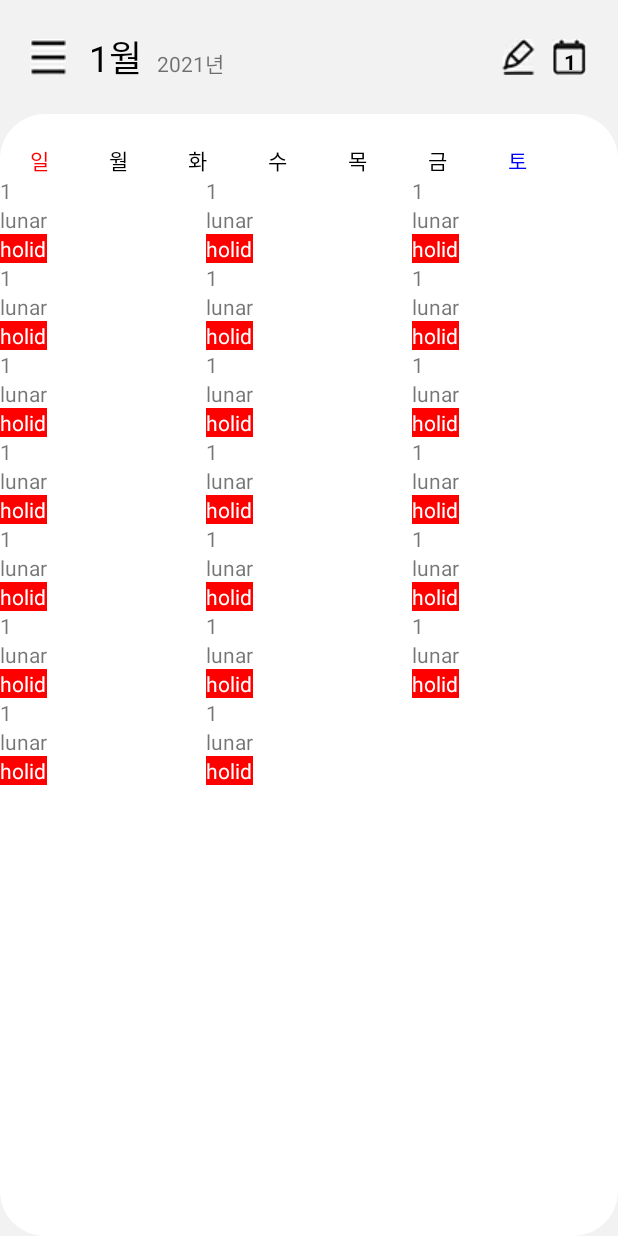
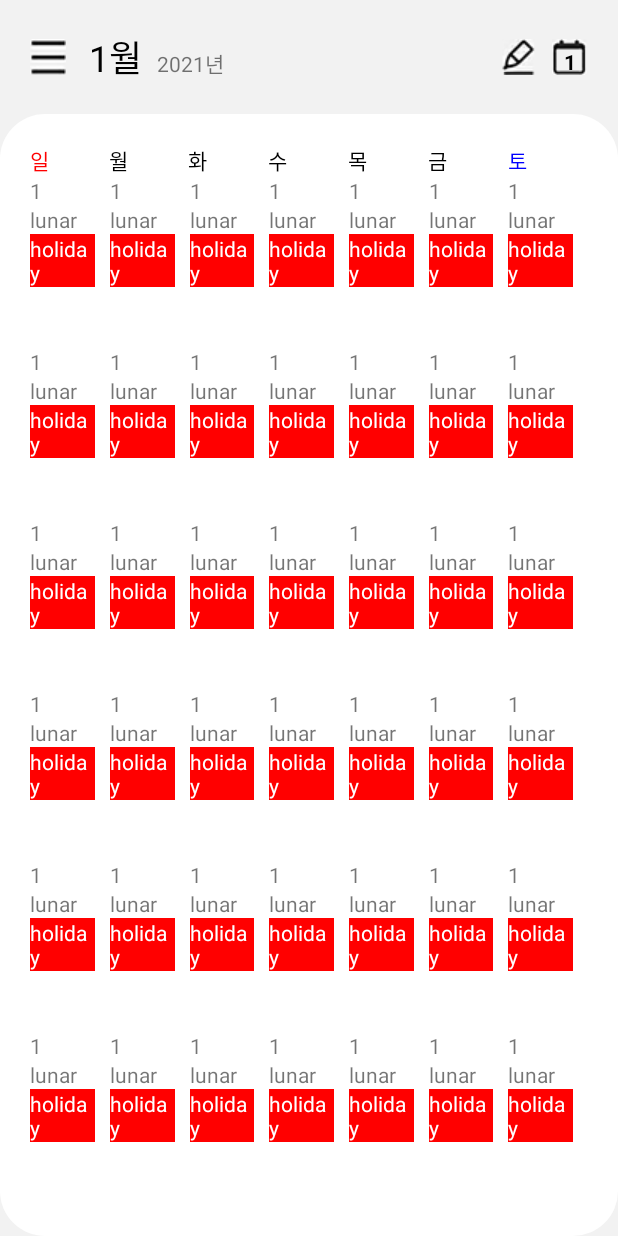
Before and after one commit to JGeun/Android_BasicCalenderApp, an Android app: the screen it shows after launch (MainActivity), on a phone screen of 412 x 824 dp. Run offline under Robolectric (Android 15) with nearby library versions, the phone set to English and light mode, and no system bars.

Commit message:
check green border

```diff
--- a/BasicCalendarApp/app/src/main/java/com/example/basiccalendarapp/MainActivity.java
+++ b/BasicCalendarApp/app/src/main/java/com/example/basiccalendarapp/MainActivity.java
@@ -19,9 +19,9 @@ public class MainActivity extends AppCompatActivity {
         setContentView(R.layout.activity_main);
 
         RecyclerView calendarDayView = findViewById(R.id.main_rv_calendarDay);
-        int mNoOfColumns = Utility.calculateNoOfColumns(getApplicationContext(), 150);
+        int mNoOfColumns = Utility.calculateNoOfColumns(getApplicationContext(), 60);
         calendarDayView.setLayoutManager(new GridLayoutManager(this, mNoOfColumns));
-        CalendarAdapter calendarAdapter = new CalendarAdapter();
+        CalendarAdapter calendarAdapter = new CalendarAdapter(this);
         calendarDayView.setAdapter(calendarAdapter);
     }
 }
--- a/BasicCalendarApp/app/src/main/java/com/example/basiccalendarapp/recyclerview/CalendarAdapter.java
+++ b/BasicCalendarApp/app/src/main/java/com/example/basiccalendarapp/recyclerview/CalendarAdapter.java
@@ -1,23 +1,29 @@
 package com.example.basiccalendarapp.recyclerview;
 
+import android.content.Context;
+import android.util.Log;
 import android.view.LayoutInflater;
 import android.view.View;
 import android.view.ViewGroup;
+import android.widget.LinearLayout;
 
 import androidx.annotation.NonNull;
+import androidx.core.content.res.ResourcesCompat;
 import androidx.recyclerview.widget.RecyclerView;
 
 import com.example.basiccalendarapp.R;
 
 public class CalendarAdapter extends RecyclerView.Adapter<CalendarAdapter.ViewHolder> {
-    public CalendarAdapter(){
-
+    private Context context;
+    private int checkIndex = -1;
+    public CalendarAdapter(Context context){
+        this.context = context;
     }
     public class ViewHolder extends RecyclerView.ViewHolder{
-
+        private LinearLayout calendarBlock;
         public ViewHolder(View itemView) {
             super(itemView);
-
+            calendarBlock = itemView.findViewById(R.id.item_ll_calendar_block);
 
         }
     }
@@ -26,17 +32,31 @@ public class CalendarAdapter extends RecyclerView.Adapter<CalendarAdapter.ViewHo
     @Override
     public ViewHolder onCreateViewHolder(@NonNull ViewGroup parent, int viewType) {
         View itemView = LayoutInflater.from(parent.getContext()).inflate(R.layout.item_calendar_day, parent, false);
+        int height = parent.getMeasuredHeight()/6;
+        itemView.setMinimumHeight(height);
         return new ViewHolder(itemView);
     }
 
     @Override
     public void onBindViewHolder(@NonNull ViewHolder holder, int position) {
+        holder.calendarBlock.setOnClickListener(new View.OnClickListener(){
+            @Override
+            public void onClick(View v) {
+                checkIndex = position;
+                notifyDataSetChanged();
+            }
+        });
 
+        if(checkIndex == position){
+            holder.calendarBlock.setBackground(ResourcesCompat.getDrawable(context.getResources(), R.drawable.item_calendar_day_click_after, null));
+        }else{
+            holder.calendarBlock.setBackground(ResourcesCompat.getDrawable(context.getResources(), R.drawable.item_calendar_day_click_before, null));
+        }
     }
 
     @Override
     public int getItemCount() {
-        return 20;
+        return 42;
     }
 
 
--- /dev/null
+++ b/BasicCalendarApp/app/src/main/java/com/example/basiccalendarapp/recyclerview/CalenderDayItem.java
@@ -0,0 +1,31 @@
+package com.example.basiccalendarapp.recyclerview;
+
+public class CalenderDayItem {
+    private int day;
+    private boolean isHoliday;
+    private String holidayName;
+
+    public int getDay() {
+        return day;
+    }
+
+    public void setDay(int day) {
+        this.day = day;
+    }
+
+    public boolean isHoliday() {
+        return isHoliday;
+    }
+
+    public void setHoliday(boolean holiday) {
+        isHoliday = holiday;
+    }
+
+    public String getHolidayName() {
+        return holidayName;
+    }
+
+    public void setHolidayName(String holidayName) {
+        this.holidayName = holidayName;
+    }
+}
--- /dev/null
+++ b/BasicCalendarApp/app/src/main/res/drawable-v24/item_calendar_day_click_after.xml
@@ -0,0 +1,9 @@
+<?xml version="1.0" encoding="utf-8"?>
+<shape xmlns:android="http://schemas.android.com/apk/res/android"
+    android:shape="rectangle">
+    <corners android:radius="10dp" />
+    <stroke
+        android:width="1dp"
+        android:color="@color/green" />
+    <solid android:color="@color/white" />
+</shape>
--- /dev/null
+++ b/BasicCalendarApp/app/src/main/res/drawable/item_calendar_day_click_before.xml
@@ -0,0 +1,9 @@
+<?xml version="1.0" encoding="utf-8"?>
+<shape xmlns:android="http://schemas.android.com/apk/res/android"
+    android:shape="rectangle">
+    <corners android:radius="30dp" />
+    <stroke
+        android:width="1dp"
+        android:color="@color/white" />
+    <solid android:color="@color/white" />
+</shape>
--- a/BasicCalendarApp/app/src/main/res/layout/activity_main.xml
+++ b/BasicCalendarApp/app/src/main/res/layout/activity_main.xml
@@ -184,7 +184,9 @@
         <androidx.recyclerview.widget.RecyclerView
             android:id="@+id/main_rv_calendarDay"
             android:layout_width="match_parent"
-            android:layout_height="match_parent"/>
+            android:layout_height="match_parent"
+            android:paddingStart="20dp"
+            android:paddingEnd="20dp"/>
     </LinearLayout>
 
 </androidx.constraintlayout.widget.ConstraintLayout>
--- a/BasicCalendarApp/app/src/main/res/layout/item_calendar_day.xml
+++ b/BasicCalendarApp/app/src/main/res/layout/item_calendar_day.xml
@@ -1,10 +1,14 @@
 <?xml version="1.0" encoding="utf-8"?>
 <LinearLayout
+    android:id="@+id/item_ll_calendar_block"
     xmlns:android="http://schemas.android.com/apk/res/android"
-    android:layout_width="wrap_content"
+    android:layout_width="match_parent"
     android:layout_height="wrap_content"
     android:orientation="vertical"
-    android:background="@color/white">
+    android:layout_marginEnd="10dp"
+    android:background="@drawable/item_calendar_day_click_before"
+    android:clickable="true"
+    android:focusable="true">
 
         <TextView
             android:layout_width="wrap_content"
--- a/BasicCalendarApp/app/src/main/res/values/colors.xml
+++ b/BasicCalendarApp/app/src/main/res/values/colors.xml
@@ -13,5 +13,6 @@
     <color name="white">#FFFFFFFF</color>
     <color name="red">#FF0000</color>
     <color name="blue">#0000FF</color>
+    <color name="green">#00ff00</color>
     <color name="topPanel_bakcground">#F2F2F2</color>
 </resources>
```
